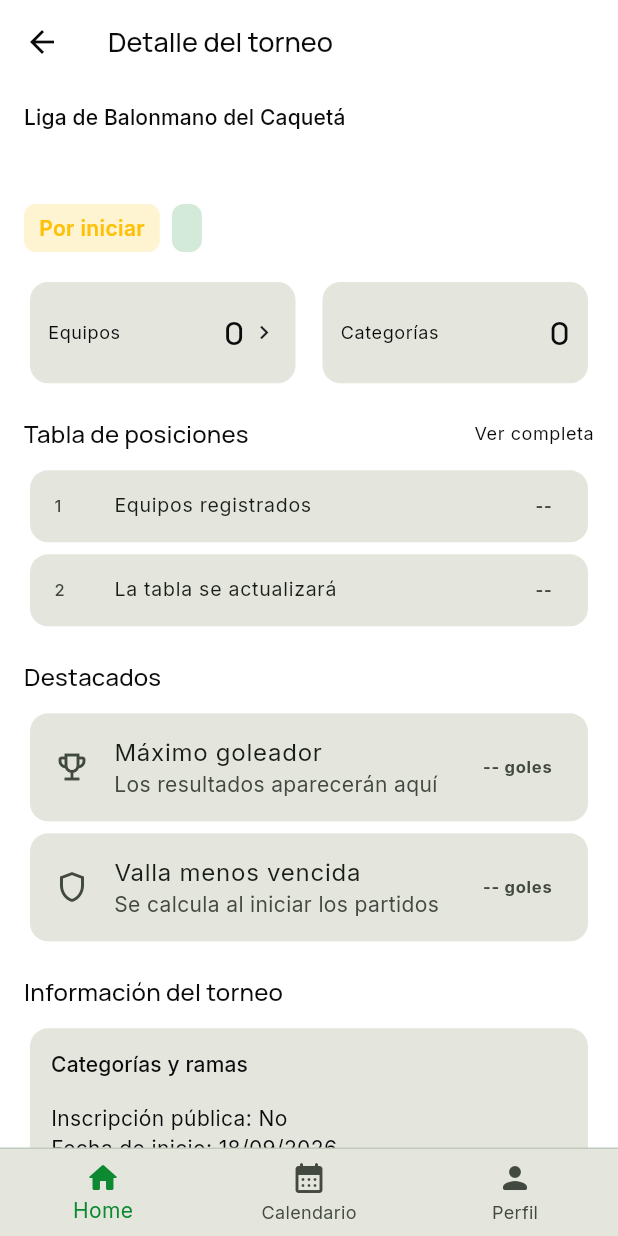
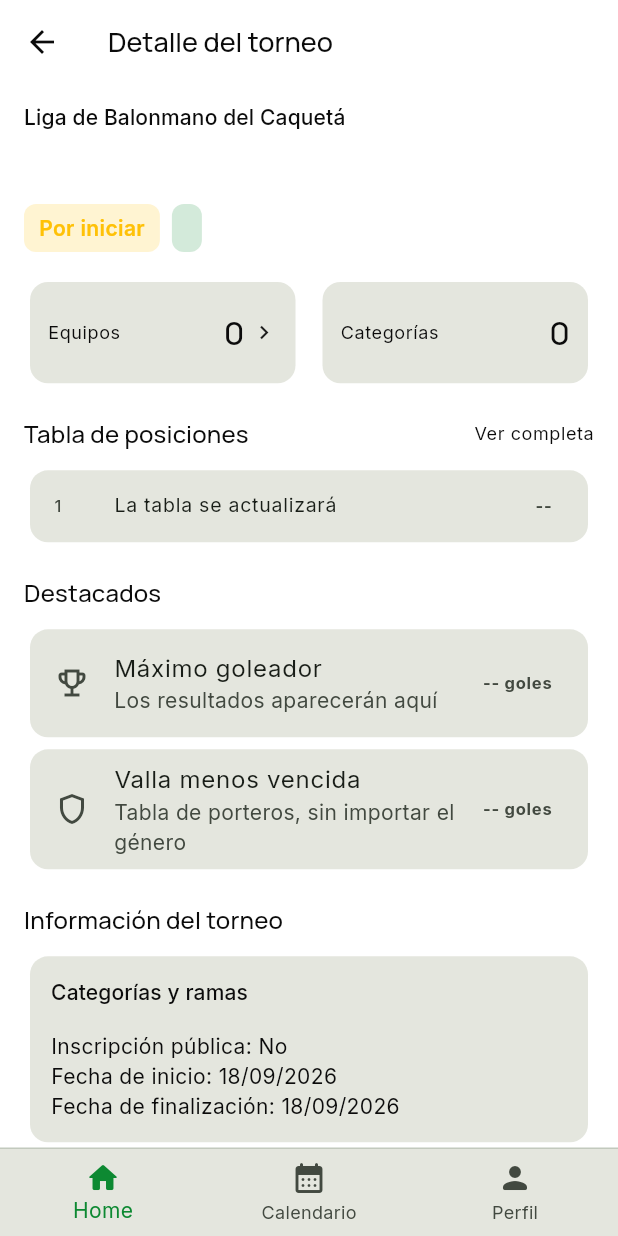
Before and after one commit to tatiana1104/handplay_demo, a Flutter app: the TournamentDetailScreen screen opened directly with empty values, on a phone screen of 412 x 824 dp. Run offline on Flutter 3.47's test engine with Material 3 defaults, Android fonts, the phone set to English and light mode, and no system bars; our stand-ins replace cloud_firestore, dartz, equatable, firebase_auth, firebase_core, firebase_messaging and 5 more; accounts and stored records are empty.

Commit message:
Update mixed tournament highlights and standings

```diff
--- a/lib/features/tournaments/presentation/screens/tournament_detail_screen.dart
+++ b/lib/features/tournaments/presentation/screens/tournament_detail_screen.dart
@@ -40,13 +40,11 @@ class TournamentDetailScreen extends StatelessWidget {
           const SizedBox(height: 18),
           const _SectionTitle(title: 'Tabla de posiciones', action: 'Ver completa'),
           const SizedBox(height: 8),
-          const _StandingRow(position: '1', team: 'Equipos registrados', points: '--'),
-          const _StandingRow(position: '2', team: 'La tabla se actualizará', points: '--'),
+          const _StandingRow(position: '1', team: 'La tabla se actualizará', points: '--'),
           const SizedBox(height: 18),
           const _SectionTitle(title: 'Destacados'),
           const SizedBox(height: 8),
-          const _HighlightCard(icon: Icons.emoji_events_outlined, title: 'Máximo goleador', subtitle: 'Los resultados aparecerán aquí', value: '-- goles'),
-          const _HighlightCard(icon: Icons.shield_outlined, title: 'Valla menos vencida', subtitle: 'Se calcula al iniciar los partidos', value: '-- goles'),
+          _Highlights(tournament: tournament),
           const SizedBox(height: 18),
           const _SectionTitle(title: 'Información del torneo'),
           const SizedBox(height: 8),
@@ -250,6 +248,47 @@ class _StandingRow extends StatelessWidget {
   Widget build(BuildContext context) => Card(child: ListTile(dense: true, leading: Text(position), title: Text(team), trailing: Text(points, style: const TextStyle(fontWeight: FontWeight.bold))));
 }
 
+class _Highlights extends StatelessWidget {
+  const _Highlights({required this.tournament});
+
+  final Tournament tournament;
+
+  bool get _isMixed => tournament.categories.any((category) => category.toLowerCase().contains('mixto'));
+
+  @override
+  Widget build(BuildContext context) => Column(
+        children: [
+          if (_isMixed)
+            const _HighlightCard(
+              icon: Icons.emoji_events_outlined,
+              title: 'Máximo goleador masculino',
+              subtitle: 'Tabla de goleadores masculino',
+              value: '-- goles',
+            )
+          else
+            const _HighlightCard(
+              icon: Icons.emoji_events_outlined,
+              title: 'Máximo goleador',
+              subtitle: 'Los resultados aparecerán aquí',
+              value: '-- goles',
+            ),
+          if (_isMixed)
+            const _HighlightCard(
+              icon: Icons.emoji_events_outlined,
+              title: 'Máxima goleadora femenina',
+              subtitle: 'Tabla de goleadoras femenino',
+              value: '-- goles',
+            ),
+          const _HighlightCard(
+            icon: Icons.shield_outlined,
+            title: 'Valla menos vencida',
+            subtitle: 'Tabla de porteros, sin importar el género',
+            value: '-- goles',
+          ),
+        ],
+      );
+}
+
 class _HighlightCard extends StatelessWidget {
   const _HighlightCard({required this.icon, required this.title, required this.subtitle, required this.value});
   final IconData icon;
```
Also changed, not shown: 1 other file.
